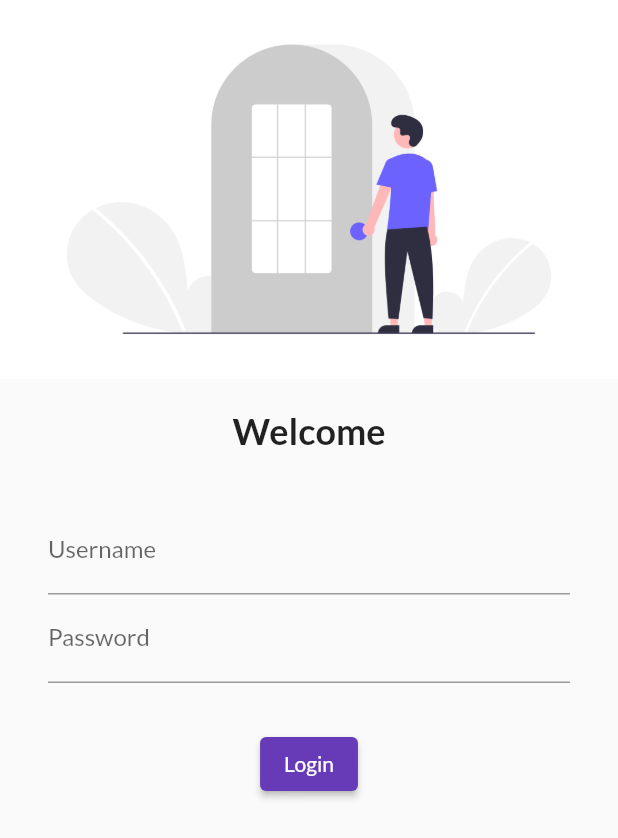
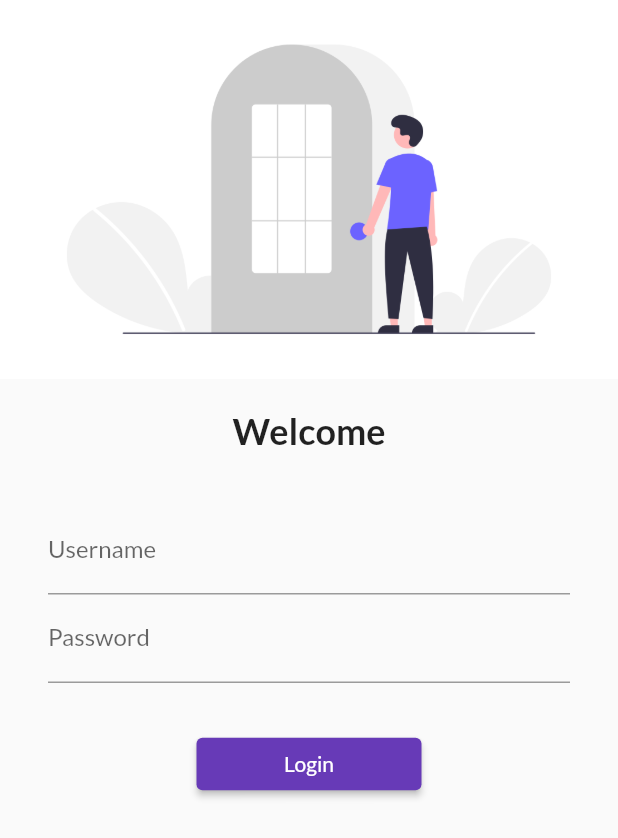
Before and after one commit to hasanuzzaman-dev/flutter-application_1, a Flutter app: the screen it shows after launch, on a phone screen of 412 x 824 dp. Shown: the top 838 px of the screen. Run offline on Flutter 3.47's test engine with Material 2 defaults, Android fonts, the phone set to English and light mode, and no system bars; our stand-ins replace google_fonts.

```diff
--- a/lib/main.dart
+++ b/lib/main.dart
@@ -1,6 +1,7 @@
 import 'package:flutter/material.dart';
 import 'package:flutter_application_1/pages/home_page.dart';
 import 'package:flutter_application_1/pages/login_page.dart';
+import 'package:flutter_application_1/utils/routes.dart';
 import 'package:google_fonts/google_fonts.dart';
 
 
@@ -27,8 +28,8 @@ class MyApp extends StatelessWidget {
       //initialRoute: "/home",
       routes: {
         "/": (context) => LoginPage(),
-        "/login": (context) => LoginPage(),
-        "/home": (context) => HomePage()
+        MyRoutes.loginRoute: (context) => LoginPage(),
+        MyRoutes.homeRoute: (context) => HomePage()
       },
     );
   }
--- a/lib/pages/login_page.dart
+++ b/lib/pages/login_page.dart
@@ -1,11 +1,13 @@
 import 'package:flutter/material.dart';
 import 'package:flutter/material.dart';
+import 'package:flutter_application_1/utils/routes.dart';
 
 class LoginPage extends StatelessWidget {
   @override
   Widget build(BuildContext context) {
     return Material(
       //color: Colors.blueAccent,
+      child: SingleChildScrollView(
               child: Column(
           children: [
             Image.asset(
@@ -32,6 +34,7 @@ class LoginPage extends StatelessWidget {
                 child: Column(
                   children: [
                     TextFormField(
+                      textInputAction: TextInputAction.go,
                       decoration: InputDecoration(
                         hintText: "Enter Username",
                         labelText: "Username",
@@ -50,17 +53,20 @@ class LoginPage extends StatelessWidget {
                     ),
                     ElevatedButton(
                       onPressed: (){
-                      print("Hello Hasan");
+                        Navigator.pushNamed(context, MyRoutes.homeRoute);
 
                       },
                      child: Text("Login"),
-                   style: TextButton.styleFrom(),
+                     style: TextButton.styleFrom(
+                       minimumSize: Size(150, 35)
+                     ),
                      ),
                   ],
                 ),
               )
 
           ]
+          ),
       )
     );
   }
--- /dev/null
+++ b/lib/utils/routes.dart
@@ -0,0 +1,4 @@
+class MyRoutes{
+  static String loginRoute = "/login";
+  static String homeRoute = "/home";
+}
```
Lines whose indentation alone changed are shown as unchanged.
